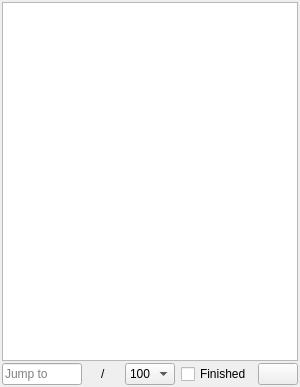
This is zlabel/resources/ui/dock_file.ui in ZhengGroupLZU/ZLabel as Qt 5 draws it before an edit. The edited form follows.
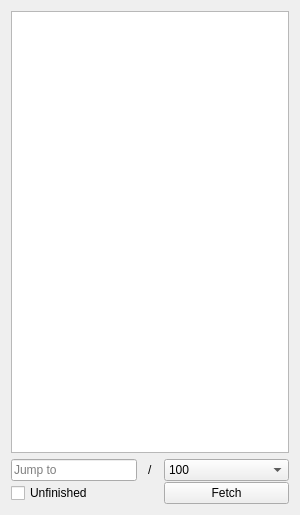
This is the edited form. Icons and pictures are not drawn. Custom widgets are drawn as their Qt base class.

Commit message: fix, optimize layouts

Diff of the .ui file:
```diff
--- a/zlabel/resources/ui/dock_file.ui
+++ b/zlabel/resources/ui/dock_file.ui
@@ -7,7 +7,7 @@
     <x>0</x>
     <y>0</y>
     <width>300</width>
-    <height>387</height>
+    <height>515</height>
    </rect>
   </property>
   <property name="minimumSize">
@@ -25,24 +25,23 @@
   <property name="windowTitle">
    <string>Form</string>
   </property>
+  <layout class="QGridLayout" name="gridLayout_2">
+   <item row="0" column="0">
   <layout class="QVBoxLayout" name="verticalLayout">
-   <property name="spacing">
-    <number>2</number>
-   </property>
-   <property name="leftMargin">
-    <number>2</number>
-   </property>
-   <property name="topMargin">
-    <number>2</number>
-   </property>
-   <property name="rightMargin">
-    <number>2</number>
-   </property>
-   <property name="bottomMargin">
-    <number>2</number>
-   </property>
    <item>
     <widget class="ZTableWidget" name="table_files">
+       <property name="sizePolicy">
+        <sizepolicy hsizetype="MinimumExpanding" vsizetype="Expanding">
+         <horstretch>0</horstretch>
+         <verstretch>0</verstretch>
+        </sizepolicy>
+       </property>
+       <property name="maximumSize">
+        <size>
+         <width>300</width>
+         <height>16777215</height>
+        </size>
+       </property>
      <property name="editTriggers">
       <set>QAbstractItemView::NoEditTriggers</set>
      </property>
@@ -55,32 +54,26 @@
     </widget>
    </item>
    <item>
-    <widget class="QWidget" name="widget_num" native="true">
-     <layout class="QHBoxLayout" name="horizontalLayout">
-      <property name="leftMargin">
-       <number>0</number>
-      </property>
-      <property name="topMargin">
-       <number>0</number>
-      </property>
-      <property name="rightMargin">
-       <number>0</number>
-      </property>
-      <property name="bottomMargin">
-       <number>0</number>
-      </property>
-      <item>
-       <widget class="QLineEdit" name="ledit_jump">
-        <property name="toolTip">
-         <string>Jump to the image. Input name or index.</string>
-        </property>
-        <property name="placeholderText">
-         <string>Jump to</string>
-        </property>
-       </widget>
-      </item>
+      <layout class="QGridLayout" name="gridLayout">
+       <property name="horizontalSpacing">
+        <number>3</number>
+       </property>
+       <property name="verticalSpacing">
+        <number>1</number>
+       </property>
+       <item row="0" column="1">
+        <layout class="QHBoxLayout" name="horizontalLayout_2">
+         <property name="spacing">
+          <number>1</number>
+         </property>
       <item>
        <widget class="QLabel" name="label_current">
+           <property name="sizePolicy">
+            <sizepolicy hsizetype="Minimum" vsizetype="Minimum">
+             <horstretch>0</horstretch>
+             <verstretch>0</verstretch>
+            </sizepolicy>
+           </property>
         <property name="text">
          <string/>
         </property>
@@ -88,6 +81,12 @@
       </item>
       <item>
        <widget class="QLabel" name="label">
+           <property name="sizePolicy">
+            <sizepolicy hsizetype="Minimum" vsizetype="Minimum">
+             <horstretch>0</horstretch>
+             <verstretch>0</verstretch>
+            </sizepolicy>
+           </property>
         <property name="text">
          <string>/</string>
         </property>
@@ -95,15 +94,23 @@
       </item>
       <item>
        <widget class="QLabel" name="label_all">
+           <property name="sizePolicy">
+            <sizepolicy hsizetype="Minimum" vsizetype="Minimum">
+             <horstretch>0</horstretch>
+             <verstretch>0</verstretch>
+            </sizepolicy>
+           </property>
         <property name="text">
          <string/>
         </property>
        </widget>
       </item>
-      <item>
+        </layout>
+       </item>
+       <item row="0" column="2">
        <widget class="QComboBox" name="cbox_fetch_num">
         <property name="sizePolicy">
-         <sizepolicy hsizetype="Minimum" vsizetype="Fixed">
+          <sizepolicy hsizetype="Expanding" vsizetype="Minimum">
           <horstretch>0</horstretch>
           <verstretch>0</verstretch>
          </sizepolicy>
@@ -182,10 +189,47 @@
         </item>
        </widget>
       </item>
-      <item>
+       <item row="0" column="0">
+        <widget class="QLineEdit" name="ledit_jump">
+         <property name="sizePolicy">
+          <sizepolicy hsizetype="MinimumExpanding" vsizetype="Minimum">
+           <horstretch>0</horstretch>
+           <verstretch>0</verstretch>
+          </sizepolicy>
+         </property>
+         <property name="maximumSize">
+          <size>
+           <width>500</width>
+           <height>16777215</height>
+          </size>
+         </property>
+         <property name="toolTip">
+          <string>Jump to the image. Input name or index.</string>
+         </property>
+         <property name="statusTip">
+          <string>Jump to the image. Input name or index.</string>
+         </property>
+         <property name="placeholderText">
+          <string>Jump to</string>
+         </property>
+        </widget>
+       </item>
+       <item row="1" column="0">
        <widget class="QCheckBox" name="ckbox_finished">
+         <property name="sizePolicy">
+          <sizepolicy hsizetype="Expanding" vsizetype="Minimum">
+           <horstretch>0</horstretch>
+           <verstretch>0</verstretch>
+          </sizepolicy>
+         </property>
+         <property name="toolTip">
+          <string>Which kind of tasks to fetch.</string>
+         </property>
+         <property name="statusTip">
+          <string>Which kind of tasks to fetch.</string>
+         </property>
         <property name="text">
-         <string>Finished</string>
+          <string>Unfinished</string>
         </property>
         <property name="checked">
          <bool>false</bool>
@@ -195,10 +239,22 @@
         </property>
        </widget>
       </item>
-      <item>
+       <item row="1" column="2">
        <widget class="QPushButton" name="btn_fetch">
+         <property name="sizePolicy">
+          <sizepolicy hsizetype="Expanding" vsizetype="Minimum">
+           <horstretch>0</horstretch>
+           <verstretch>0</verstretch>
+          </sizepolicy>
+         </property>
+         <property name="toolTip">
+          <string>Fetch tasks.</string>
+         </property>
+         <property name="statusTip">
+          <string>Fetch tasks.</string>
+         </property>
         <property name="text">
-         <string/>
+          <string>Fetch</string>
         </property>
         <property name="icon">
          <iconset resource="../icons.qrc">
@@ -207,7 +263,8 @@
        </widget>
       </item>
      </layout>
-    </widget>
+     </item>
+    </layout>
    </item>
   </layout>
  </widget>
```
Left out of the diff: 10 changed lines with no effect on the pictures. Lines whose indentation alone changed are shown as unchanged. The commit also changes 37 other files.
